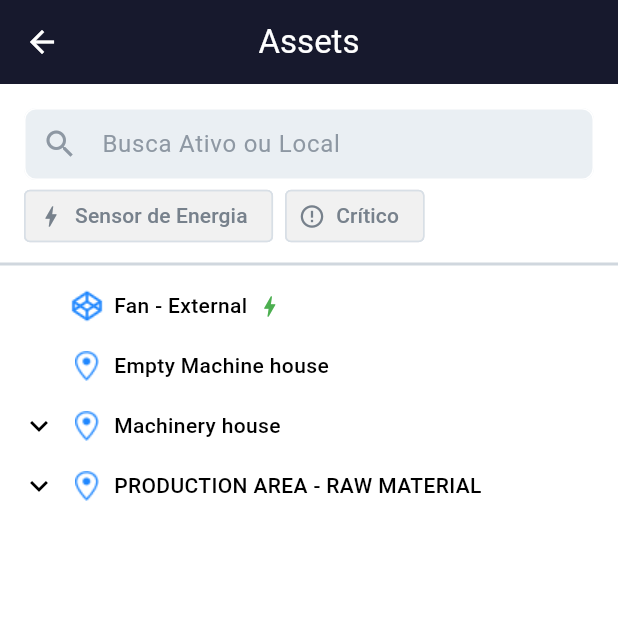
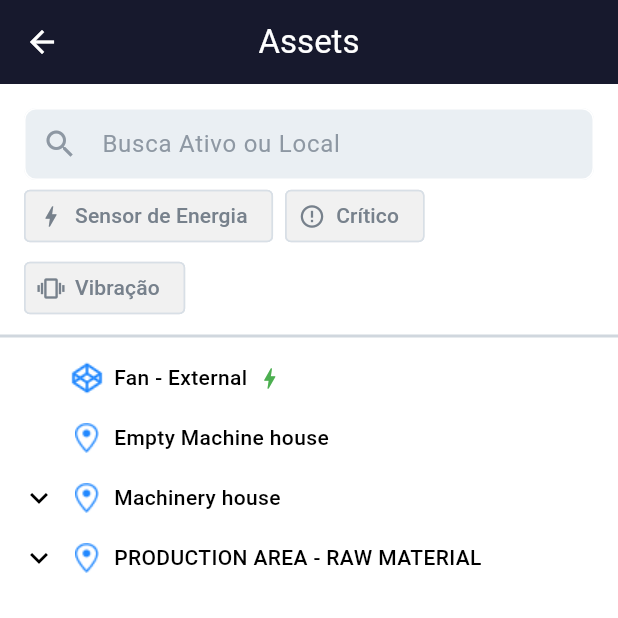
Before and after one commit to IagoAntunes/tractian_test, a Flutter app: the AssetsPage screen opened by its route, on a phone screen of 412 x 824 dp, the top half of it. Run offline on Flutter 3.47's test engine with Material 3 defaults, Android fonts, the phone set to English and light mode, and no system bars; our stand-ins replace get.

Commit message:
feat: Filter by status|sensorType

```diff
--- a/lib/features/assets/presentation/pages/assets_page.dart
+++ b/lib/features/assets/presentation/pages/assets_page.dart
@@ -5,6 +5,7 @@ import 'package:tractian_test/features/assets/external/datasources/asset_datasou
 import 'package:tractian_test/features/assets/infra/repositories/asset_repository.dart';
 import 'package:tractian_test/features/assets/presentation/controllers/asset_controller.dart';
 import 'package:tractian_test/features/assets/presentation/states/assets_page_state.dart';
+import 'package:tractian_test/features/assets/presentation/utils/filters_sensors_status.dart';
 import '../widgets/item_fitler_asset_widget.dart';
 
 class AssetsPage extends StatelessWidget {
@@ -58,30 +59,21 @@ class AssetsPage extends StatelessWidget {
                   ),
                 ),
                 Wrap(
+                  spacing: 8.0,
                   children: [
-                    Obx(
-                      () => ItemFilterAsset(
-                        text: 'Sensor de Energia',
-                        icon: Icons.bolt_outlined,
-                        onSelected: (p0) {
-                          //logica
-                        },
-                        enabled:
-                            assetsController.state.value is! LoadingAssetsState,
+                    for (var status in AssetFiltersSensors.statusList)
+                      Obx(
+                        () => ItemFilterAsset(
+                          text: status.name,
+                          icon: status.icon,
+                          onSelected: (value) => value
+                              ? assetsController.addStatusFilter(status.search)
+                              : assetsController
+                                  .removeStatusFilter(status.search),
+                          enabled: assetsController.state.value
+                              is! LoadingAssetsState,
+                        ),
                       ),
-                    ),
-                    const SizedBox(width: 8),
-                    Obx(
-                      () => ItemFilterAsset(
-                        text: 'Crítico',
-                        icon: Icons.error_outline,
-                        onSelected: (p0) {
-                          //logica
-                        },
-                        enabled:
-                            assetsController.state.value is! LoadingAssetsState,
-                      ),
-                    )
                   ],
                 ),
               ],
--- /dev/null
+++ b/lib/features/assets/presentation/utils/filters_sensors_status.dart
@@ -0,0 +1,33 @@
+import 'package:flutter/material.dart';
+
+class FilterSensorStatusModel {
+  final String name;
+  final String search;
+  final IconData icon;
+
+  FilterSensorStatusModel({
+    required this.name,
+    required this.search,
+    required this.icon,
+  });
+}
+
+abstract class AssetFiltersSensors {
+  static final statusList = [
+    FilterSensorStatusModel(
+      name: 'Sensor de Energia',
+      icon: Icons.bolt,
+      search: 'energy',
+    ),
+    FilterSensorStatusModel(
+      name: 'Crítico',
+      icon: Icons.error_outline,
+      search: 'alert',
+    ),
+    FilterSensorStatusModel(
+      name: 'Vibração',
+      icon: Icons.vibration_outlined,
+      search: 'vibration',
+    ),
+  ];
+}
```
Also changed, not shown: lib/features/assets/presentation/controllers/asset_controller.dart (+80 -7 lines).
